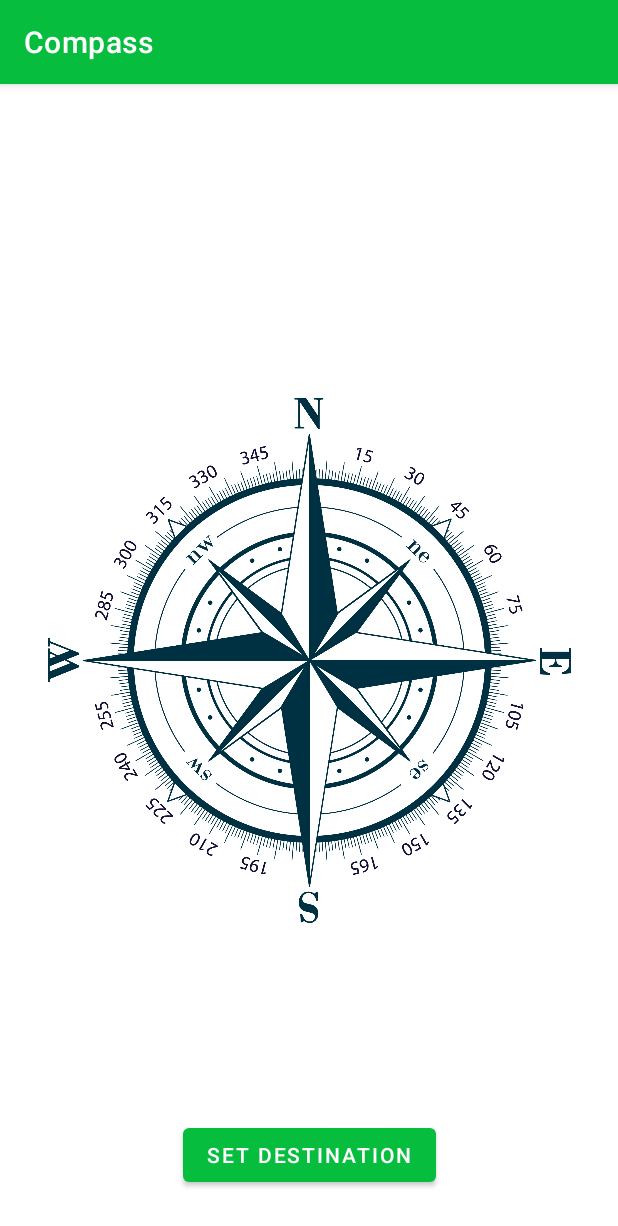
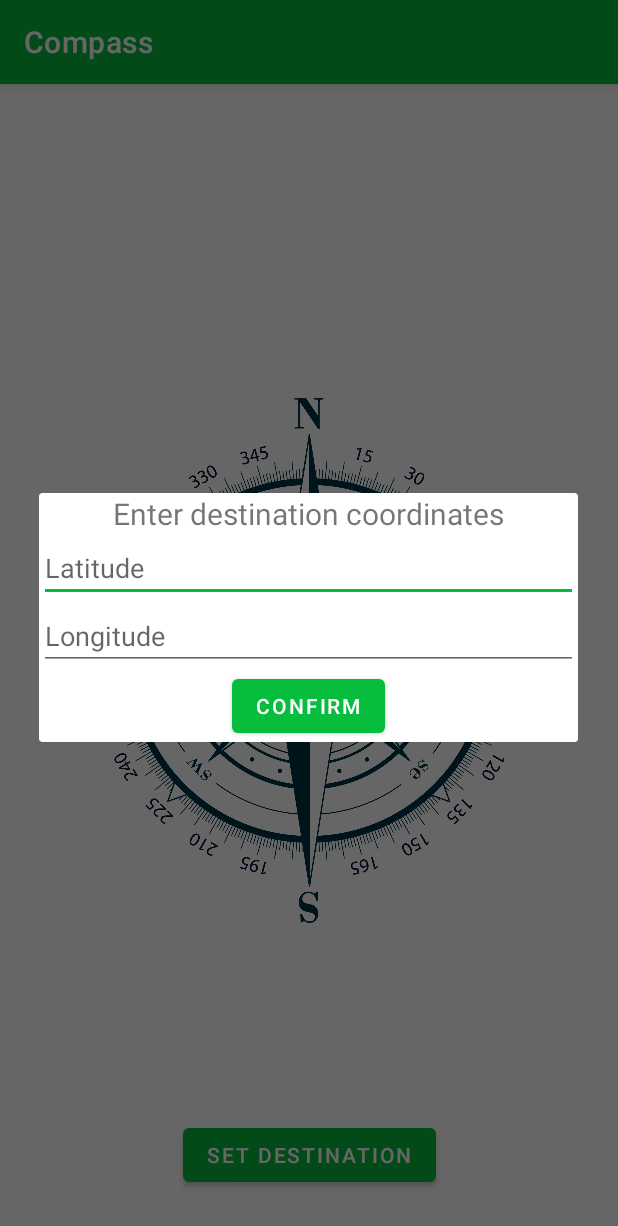
Before and after one commit to tomaszmjurek/the_compass, an Android app: the screen it shows after launch (MainActivity), after a tap on "SET DESTINATION", on a phone screen of 412 x 824 dp. Shown: the top 1226 px of the screen. Run offline under Robolectric (Android 15) with nearby library versions, the phone set to English and light mode, and no system bars.

Commit message:
Add dialog with destination input

```diff
--- a/app/build.gradle
+++ b/app/build.gradle
@@ -40,6 +40,7 @@ dependencies {
     implementation 'androidx.appcompat:appcompat:1.2.0'
     implementation 'com.google.android.material:material:1.3.0'
     implementation 'androidx.constraintlayout:constraintlayout:2.0.4'
+    implementation 'com.google.android.gms:play-services-maps:17.0.1'
     testImplementation 'junit:junit:4.+'
     androidTestImplementation 'androidx.test.ext:junit:1.1.2'
     androidTestImplementation 'androidx.test.espresso:espresso-core:3.3.0'
--- a/app/src/main/java/tj/personal/thecompass/MainActivity.java
+++ b/app/src/main/java/tj/personal/thecompass/MainActivity.java
@@ -14,9 +14,17 @@ import android.widget.Button;
 import android.widget.ImageView;
 import android.widget.Toast;
 
+import androidx.appcompat.app.AlertDialog;
 import androidx.appcompat.app.AppCompatActivity;
+import androidx.fragment.app.DialogFragment;
 
-public class MainActivity extends AppCompatActivity implements SensorEventListener {
+import org.jetbrains.annotations.NotNull;
+
+import java.util.Set;
+
+import tj.personal.thecompass.dialogs.SetDestinationDialog;
+
+public class MainActivity extends AppCompatActivity implements SensorEventListener, SetDestinationDialog.SetDestinationDialogListener {
 
     private SensorManager mSensorManger;
     private String TAG = this.getClass().getSimpleName();
@@ -83,7 +91,7 @@ public class MainActivity extends AppCompatActivity implements SensorEventListen
                 SensorManager.getOrientation(R, orientation);
                 azimuth = (float)Math.toDegrees(orientation[0]);
                 azimuth = (azimuth + 360) % 360;
-                Log.v(TAG, String.valueOf(azimuth));
+//                Log.v(TAG, String.valueOf(azimuth));
 
                 Animation animation = new RotateAnimation(-currentAzimuth, -azimuth,
                         Animation.RELATIVE_TO_SELF, 0.5f,
@@ -105,7 +113,16 @@ public class MainActivity extends AppCompatActivity implements SensorEventListen
     }
 
     public void onClickSetDestinationBtn(View view) {
-        // open prompt window
+        // Pause compass animation to save memory
+        onPause();
+        DialogFragment dialog = new SetDestinationDialog();
+        dialog.show(getSupportFragmentManager(),"SetDestinationDialog");
     }
 
+    @Override
+    public void onDialogConfirmClick(@NotNull String latitude) {
+        Log.v(TAG, "INPUT " + latitude);
+        // Resume compass animation
+        onResume();
+    }
 }
--- /dev/null
+++ b/app/src/main/java/tj/personal/thecompass/dialogs/SetDestinationDialog.kt
@@ -0,0 +1,59 @@
+package tj.personal.thecompass.dialogs
+
+import android.app.AlertDialog
+import android.app.Dialog
+import android.content.Context
+import android.location.Location
+import android.os.Bundle
+import android.widget.Button
+import android.widget.EditText
+import androidx.fragment.app.DialogFragment
+import com.google.android.gms.maps.model.LatLng
+import kotlinx.android.synthetic.main.set_destination_dialog.*
+import tj.personal.thecompass.R
+import java.lang.IllegalStateException
+
+class SetDestinationDialog : DialogFragment() {
+    private val TAG = SetDestinationDialog::class.java.simpleName
+    private lateinit var listener : SetDestinationDialogListener
+
+    override fun onCreateDialog(savedInstanceState: Bundle?): Dialog {
+       return activity?.let {
+           val builder = AlertDialog.Builder(it)
+           val inflater = requireActivity().layoutInflater
+           builder.setView(inflater.inflate(R.layout.set_destination_dialog, null))
+           builder.create()
+       } ?: throw IllegalStateException("ERROR")
+    }
+
+    override fun onStart() {
+        super.onStart()
+        dialog?.let { dialog ->
+            dialog.setCanceledOnTouchOutside(false)
+            val latitudeEditText = dialog.findViewById<EditText>(R.id.latitude_edit_text)
+            val confirmBtn = dialog.findViewById<Button>(R.id.confirm_button)
+            confirmBtn.setOnClickListener {
+                listener.onDialogConfirmClick(latitudeEditText.text.toString())
+                dialog.cancel()
+            }
+        }
+    }
+
+    override fun onAttach(context: Context) {
+        super.onAttach(context)
+        // Verify that the host activity implements the callback interface
+        try {
+            // Instantiate the NoticeDialogListener so we can send events to the host
+            listener = context as SetDestinationDialogListener
+        } catch (e: ClassCastException) {
+            // The activity doesn't implement the interface, throw exception
+            throw ClassCastException((context.toString() +
+                    " must implement NoticeDialogListener"))
+        }
+    }
+
+    interface SetDestinationDialogListener {
+        fun onDialogConfirmClick(latitude: String)
+    }
+
+}
--- /dev/null
+++ b/app/src/main/res/layout/set_destination_dialog.xml
@@ -0,0 +1,35 @@
+<?xml version="1.0" encoding="utf-8"?>
+<LinearLayout
+    xmlns:android="http://schemas.android.com/apk/res/android"
+    android:layout_width="200dp"
+    android:layout_height="wrap_content"
+    android:gravity="center"
+    android:orientation="vertical">
+
+        <TextView
+            android:gravity="center"
+            android:textSize="20sp"
+            android:text="@string/enter_destination_coordinates"
+            android:layout_width="match_parent"
+            android:layout_height="wrap_content"/>
+        <EditText
+            android:id="@+id/latitude_edit_text"
+            android:hint="@string/latitude"
+            android:layout_width="match_parent"
+            android:layout_height="wrap_content"
+            android:inputType="numberDecimal" />
+
+        <EditText
+            android:id="@+id/longitude_edit_text"
+            android:hint="@string/longitude"
+            android:layout_width="match_parent"
+            android:layout_height="wrap_content"
+            android:inputType="numberDecimal" />
+
+        <Button
+            android:id="@+id/confirm_button"
+            android:layout_width="wrap_content"
+            android:layout_height="wrap_content"
+            android:text="@string/confirm"/>
+
+</LinearLayout>
--- a/app/src/main/res/values/strings.xml
+++ b/app/src/main/res/values/strings.xml
@@ -2,4 +2,8 @@
     <string name="app_name">TheCompass</string>
     <string name="app_title">Compass</string>
     <string name="set_destination">set destination</string>
+    <string name="confirm">Confirm</string>
+    <string name="latitude">Latitude</string>
+    <string name="longitude">Longitude</string>
+    <string name="enter_destination_coordinates">Enter destination coordinates</string>
 </resources>
```
